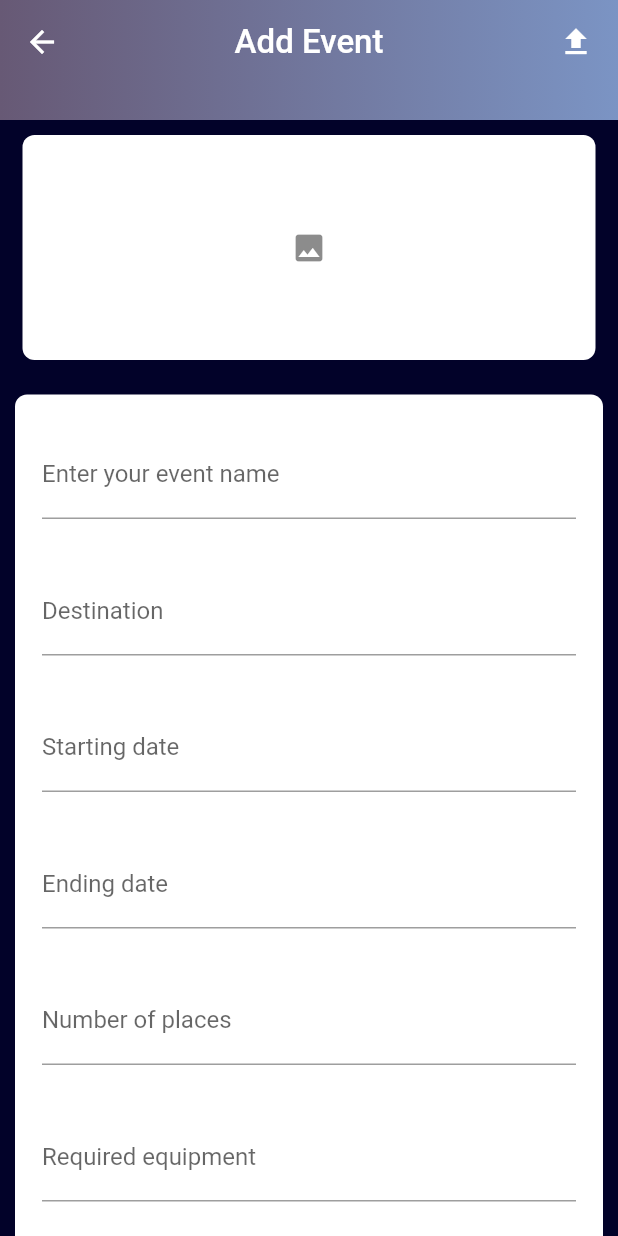
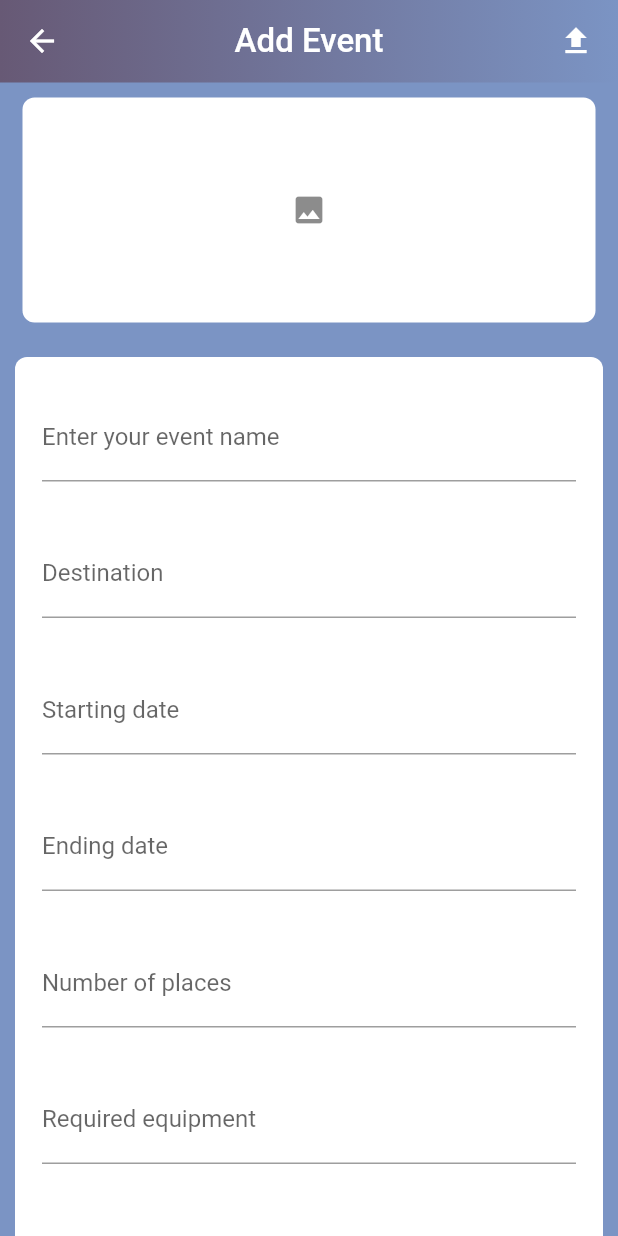
Before and after one commit to Always-number-one/Kampy, a Flutter app: the CreateEvent screen opened directly, on a phone screen of 412 x 824 dp. Run offline on Flutter 3.47's test engine with Material 2 defaults, Android fonts, the phone set to English and light mode, and no system bars; our stand-ins replace cloud_firestore, firebase_auth, firebase_core, firebase_database, firebase_storage, fluttertoast and 6 more; missing offline and left inert: custom_clippers; accounts and stored records are empty; network calls fail.

```diff
--- a/lib/create_event.dart
+++ b/lib/create_event.dart
@@ -116,7 +116,7 @@ class _CreateEventState extends State<CreateEvent> {
   Widget build(BuildContext context) {
     return Scaffold(
       appBar: PreferredSize(
-        preferredSize: const Size.fromHeight(80.0),
+        preferredSize: const Size.fromHeight(55.0),
         child: AppBar(
           centerTitle: true,
           flexibleSpace: Container(
@@ -318,7 +318,7 @@ class _CreateEventState extends State<CreateEvent> {
                 ],
               ),
             ),
-      backgroundColor: const Color.fromARGB(255, 2, 2, 41),
+      backgroundColor: HexColor('#7b94c4'),
     );
   }
 }
--- a/lib/event_details.dart
+++ b/lib/event_details.dart
@@ -127,10 +127,12 @@ class _EventDetailsState extends State<EventDetails> {
                                       child: GridTile(
                                         footer: Container(
                                           padding: const EdgeInsets.all(8),
-                                          color: Colors.blue.withOpacity(.5),
+                                          color: Colors.black.withOpacity(.5),
                                           child: Text(
                                             snapshot.data!.docs[i]['eventName'],
+                                            textAlign: TextAlign.center,
                                             style: const TextStyle(
+
                                               fontWeight: FontWeight.bold,
                                               color: Colors.white,
                                               fontSize: 24,
--- a/pubspec.yaml
+++ b/pubspec.yaml
@@ -39,7 +39,7 @@ dependencies:
   get:
   path: ^1.8.1
   random_string: ^2.3.1
-  google_fonts: ^3.0.1
+
 
 
   firebase_database: ^9.0.20
@@ -68,6 +68,7 @@ dependencies:
   html: ^0.15.0
   like_button: ^2.0.4
   google_maps_flutter: ^2.1.10
+  google_fonts: ^3.0.1
 
 
 
```
Also changed, not shown: lib/kampy_event.dart (+11 -8 lines), pubspec.lock.
